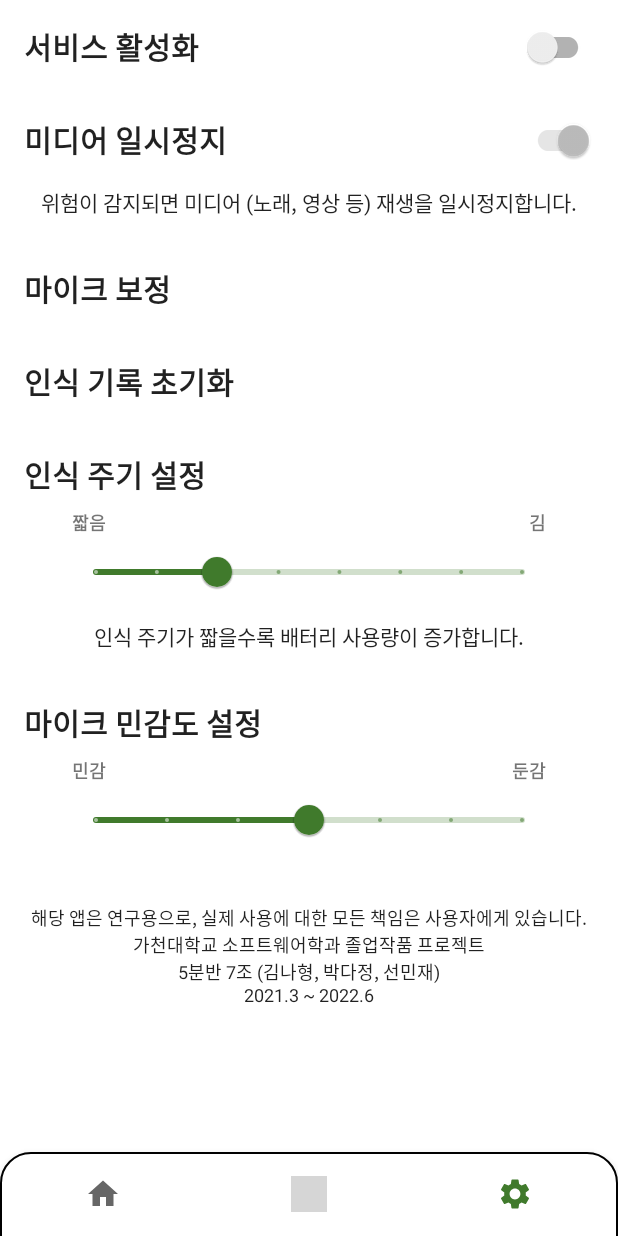
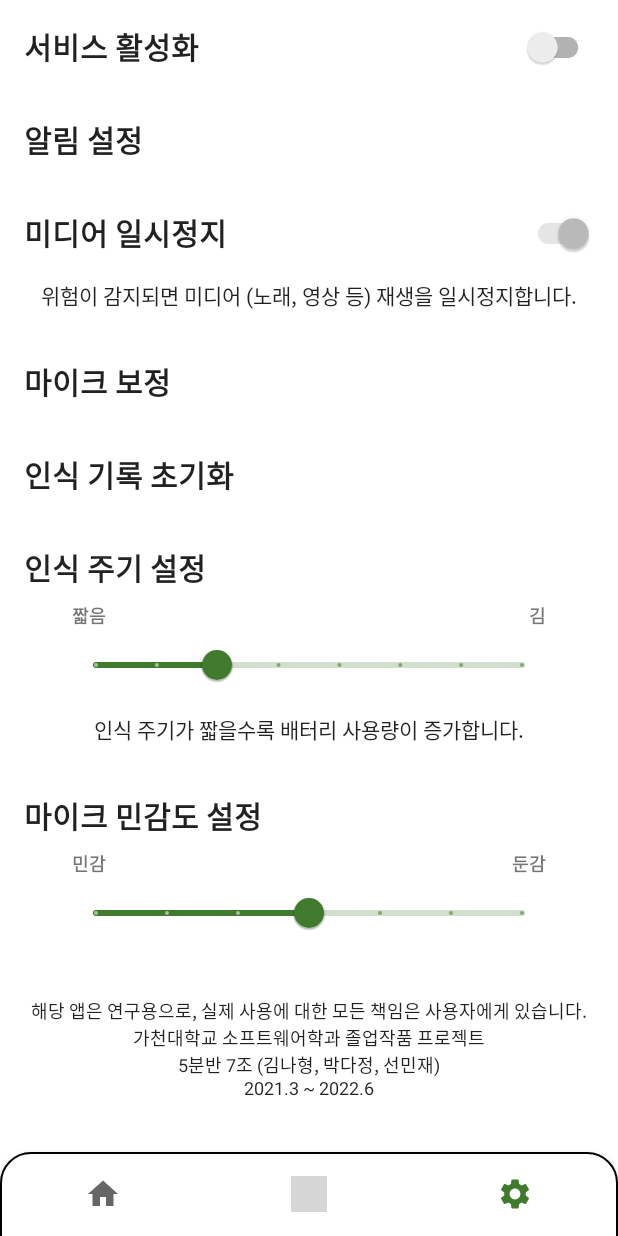
Before and after one commit to Aftermoon-dev/SafeNoiseCanceling, an Android app: the SettingFragment screen opened through its navigation route, on a phone screen of 412 x 824 dp. Run offline under Robolectric (Android 15) with nearby library versions, the phone set to English and light mode, and no system bars; our stand-ins replace RxJava, navigation-ui; libraries missing offline, so code that uses them is left out: com.afollestad.materialdialogs, com.gun0912.tedpermission; 4 statements that could not run were skipped; grey boxes are pictures that could not be loaded.

Commit message:
Added Notifiction Detail Setting

```diff
--- a/app/build.gradle
+++ b/app/build.gradle
@@ -10,7 +10,7 @@ android {
 
     defaultConfig {
         applicationId "kr.ac.gachon.sw.safenoisecanceling"
-        minSdk 23
+        minSdk 26
         targetSdk 31
         versionCode 1000
         versionName "1.0.0a"
--- a/app/src/main/res/layout/fragment_setting.xml
+++ b/app/src/main/res/layout/fragment_setting.xml
@@ -46,10 +46,37 @@
         </androidx.constraintlayout.widget.ConstraintLayout>
 
         <androidx.constraintlayout.widget.ConstraintLayout
+            android:id="@+id/layout_notisetting"
+            android:layout_width="match_parent"
+            android:layout_height="0dp"
+            app:layout_constraintEnd_toEndOf="parent"
+            app:layout_constraintStart_toStartOf="parent"
+            app:layout_constraintTop_toBottomOf="@+id/layout_enable">
+
+            <TextView
+                android:id="@+id/tv_setting_notisetting"
+                android:layout_width="0dp"
+                android:layout_height="wrap_content"
+                android:layout_marginStart="16dp"
+                android:layout_marginTop="16dp"
+                android:layout_marginEnd="16dp"
+                android:layout_marginBottom="16dp"
+                android:text="@string/setting_notisetting"
+                android:textColor="?android:attr/textColorPrimary"
+                android:textSize="20sp"
+                android:textStyle="bold"
+                app:layout_constraintBottom_toBottomOf="parent"
+                app:layout_constraintEnd_toEndOf="parent"
+                app:layout_constraintStart_toStartOf="parent"
+                app:layout_constraintTop_toTopOf="parent" />
+
+        </androidx.constraintlayout.widget.ConstraintLayout>
+
+        <androidx.constraintlayout.widget.ConstraintLayout
             android:id="@+id/layout_mediaoff"
             android:layout_width="match_parent"
             android:layout_height="0dp"
-            app:layout_constraintTop_toBottomOf="@+id/layout_enable">
+            app:layout_constraintTop_toBottomOf="@+id/layout_notisetting">
 
             <TextView
                 android:id="@+id/tv_setting_mediaoff"
@@ -94,8 +121,6 @@
             android:id="@+id/layout_calibration"
             android:layout_width="match_parent"
             android:layout_height="0dp"
-            app:layout_constraintEnd_toEndOf="parent"
-            app:layout_constraintStart_toStartOf="parent"
             app:layout_constraintTop_toBottomOf="@+id/layout_mediaoff">
 
             <TextView
--- a/app/src/main/res/values/strings.xml
+++ b/app/src/main/res/values/strings.xml
@@ -63,8 +63,10 @@
 
     <!-- Setting -->
     <string name="setting_enable">서비스 활성화</string>
+    <string name="setting_mediaoff">미디어 일시정지</string>
+    <string name="setting_mediaoff_description">위험이 감지되면 미디어 (노래, 영상 등) 재생을 일시정지합니다.</string>
+    <string name="setting_notisetting">알림 설정</string>
     <string name="setting_calibration">마이크 보정</string>
-
     <string name="setting_calibration_msg">정말 재보정을 하시겠습니까?\n보정하는 동안은 위험 소리 인식이 불가능하며, 무조건 보정을 완료해야 합니다!</string>
     <string name="setting_resethistory">인식 기록 초기화</string>
     <string name="setting_resethistory_dialog_msg">정말 모든 기록을 삭제하시겠습니까?\n삭제 후에는 다시 복구할 수 없습니다!</string>
@@ -76,15 +78,7 @@
     <string name="setting_micthreshold">마이크 민감도 설정</string>
     <string name="setting_micthreshold_min">민감</string>
     <string name="setting_micthreshold_max">둔감</string>
-    <string name="setting_mediaoff">미디어 일시정지</string>
-    <string name="setting_mediaoff_description">위험이 감지되면 미디어 (노래, 영상 등) 재생을 일시정지합니다.</string>
     <string name="setting_author">해당 앱은 연구용으로, 실제 사용에 대한 모든 책임은 사용자에게 있습니다.\n가천대학교 소프트웨어학과 졸업작품 프로젝트\n5분반 7조 (김나형, 박다정, 선민재)\n2021.3 ~ 2022.6</string>
-
-    <string-array name="noti_type">
-        <item>진동 및 소리</item>
-        <item>소리</item>
-        <item>진동</item>
-    </string-array>
 
     <!-- Calibration -->
     <string name="calibration_title">마이크 보정</string>
```
Also changed, not shown: app/src/main/java/kr/ac/gachon/sw/safenoisecanceling/ui/setting/SettingFragment.kt (+10 -2 lines).
